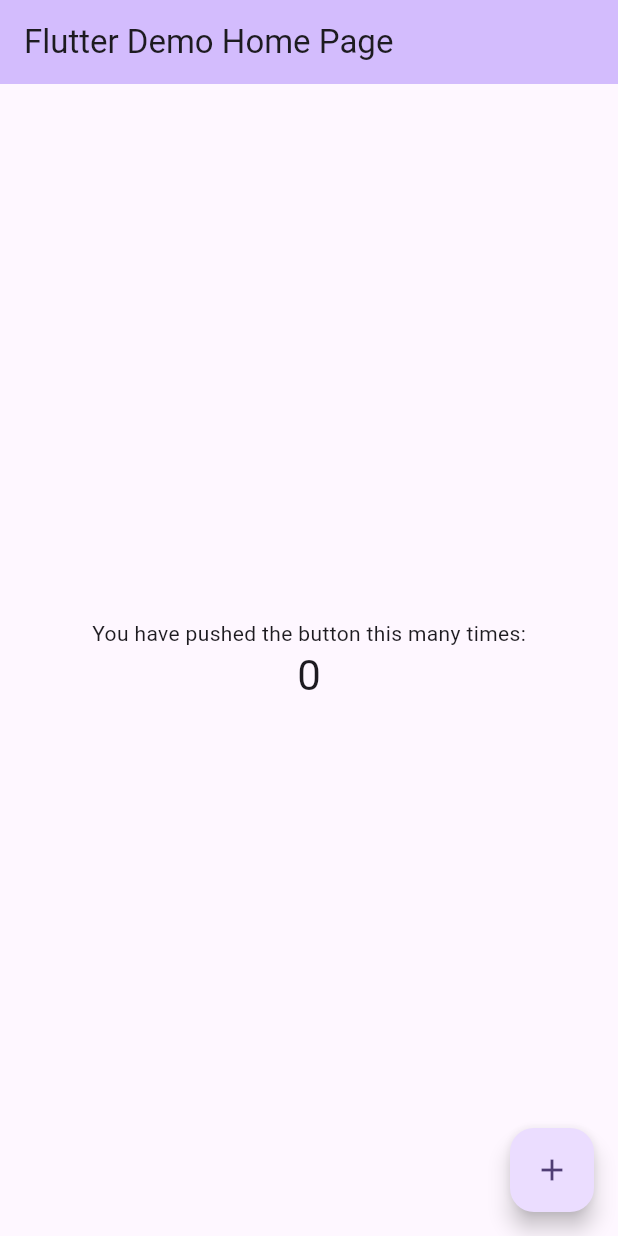
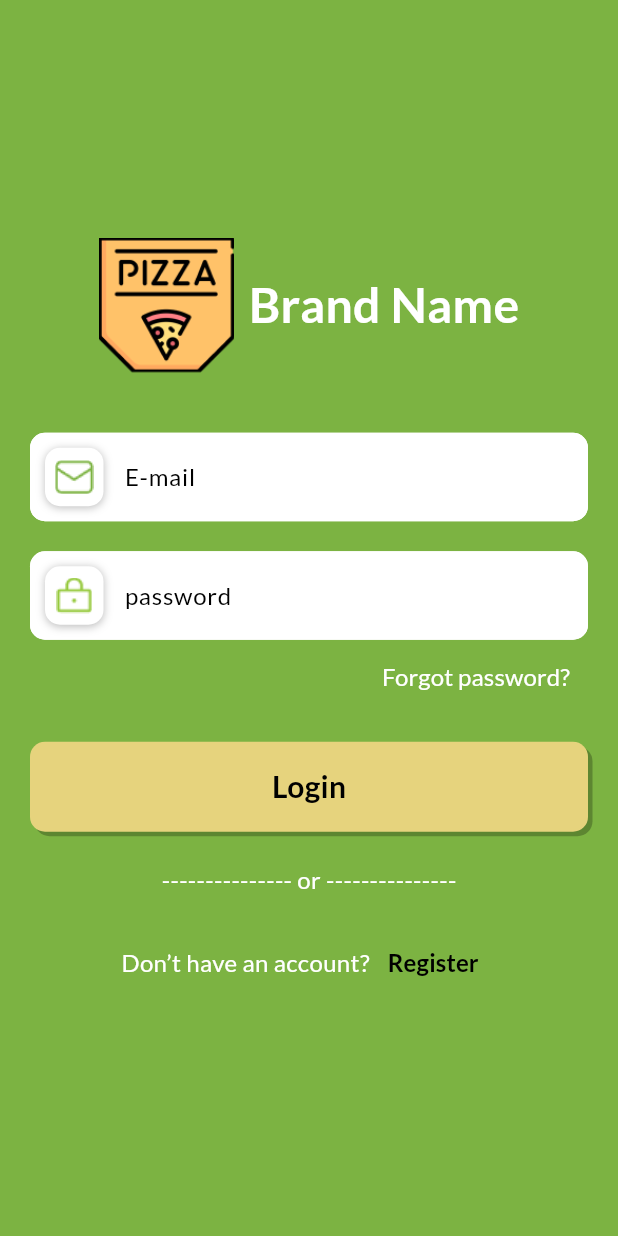
Before and after one commit to ajayrana78767/Pizza-App, a Flutter app: the screen it shows after launch, on a phone screen of 412 x 824 dp. Run offline on Flutter 3.47's test engine with Material 3 defaults, Android fonts, the phone set to English and light mode, and no system bars; our stand-ins replace google_fonts.

Commit message:
Some Screen's Designed

```diff
--- a/lib/main.dart
+++ b/lib/main.dart
@@ -1,4 +1,7 @@
 import 'package:flutter/material.dart';
+import 'package:google_fonts/google_fonts.dart';
+import 'package:pizza_app/screens/splash_screen.dart';
+import 'package:pizza_app/utils/color_constants.dart';
 
 void main() {
   runApp(const MyApp());
@@ -13,113 +16,40 @@ class MyApp extends StatelessWidget {
     return MaterialApp(
       title: 'Flutter Demo',
       theme: ThemeData(
-        // This is the theme of your application.
-        //
-        // TRY THIS: Try running your application with "flutter run". You'll see
-        // the application has a purple toolbar. Then, without quitting the app,
-        // try changing the seedColor in the colorScheme below to Colors.green
-        // and then invoke "hot reload" (save your changes or press the "hot
-        // reload" button in a Flutter-supported IDE, or press "r" if you used
-        // the command line to start the app).
-        //
-        // Notice that the counter didn't reset back to zero; the application
-        // state is not lost during the reload. To reset the state, use hot
-        // restart instead.
-        //
-        // This works for code too, not just values: Most code changes can be
-        // tested with just a hot reload.
-        colorScheme: ColorScheme.fromSeed(seedColor: Colors.deepPurple),
+        fontFamily: GoogleFonts.lato().fontFamily,
+        textSelectionTheme: const TextSelectionThemeData(
+          cursorColor: primaryColor,
+          // Set your desired cursor color here
+        ),
+        inputDecorationTheme: InputDecorationTheme(
+          hintStyle: const TextStyle(
+            color: blackColor,
+            fontSize: 16,
+            fontWeight: FontWeight.normal,
+          ),
+          filled: true,
+          fillColor: Colors.white,
+          border: OutlineInputBorder(
+            borderRadius: BorderRadius.circular(10.0),
+            borderSide:
+                const BorderSide(color: Colors.white), // Default border color
+          ),
+          focusedBorder: OutlineInputBorder(
+            borderRadius: BorderRadius.circular(10.0),
+            borderSide: const BorderSide(
+                color: Colors.white), // Border color when focused
+          ),
+          enabledBorder: OutlineInputBorder(
+            borderRadius: BorderRadius.circular(10.0),
+            borderSide: const BorderSide(
+                color: Colors.white), // Border color when not focused
+          ),
+        ),
+
+        // colorScheme: ColorScheme.fromSeed(seedColor: Colors.deepPurple),
         useMaterial3: true,
       ),
-      home: const MyHomePage(title: 'Flutter Demo Home Page'),
+      home: const SplashScreen(),
     );
   }
 }
-
-class MyHomePage extends StatefulWidget {
-  const MyHomePage({super.key, required this.title});
-
-  // This widget is the home page of your application. It is stateful, meaning
-  // that it has a State object (defined below) that contains fields that affect
-  // how it looks.
-
-  // This class is the configuration for the state. It holds the values (in this
-  // case the title) provided by the parent (in this case the App widget) and
-  // used by the build method of the State. Fields in a Widget subclass are
-  // always marked "final".
-
-  final String title;
-
-  @override
-  State<MyHomePage> createState() => _MyHomePageState();
-}
-
-class _MyHomePageState extends State<MyHomePage> {
-  int _counter = 0;
-
-  void _incrementCounter() {
-    setState(() {
-      // This call to setState tells the Flutter framework that something has
-      // changed in this State, which causes it to rerun the build method below
-      // so that the display can reflect the updated values. If we changed
-      // _counter without calling setState(), then the build method would not be
-      // called again, and so nothing would appear to happen.
-      _counter++;
-    });
-  }
-
-  @override
-  Widget build(BuildContext context) {
-    // This method is rerun every time setState is called, for instance as done
-    // by the _incrementCounter method above.
-    //
-    // The Flutter framework has been optimized to make rerunning build methods
-    // fast, so that you can just rebuild anything that needs updating rather
-    // than having to individually change instances of widgets.
-    return Scaffold(
-      appBar: AppBar(
-        // TRY THIS: Try changing the color here to a specific color (to
-        // Colors.amber, perhaps?) and trigger a hot reload to see the AppBar
-        // change color while the other colors stay the same.
-        backgroundColor: Theme.of(context).colorScheme.inversePrimary,
-        // Here we take the value from the MyHomePage object that was created by
-        // the App.build method, and use it to set our appbar title.
-        title: Text(widget.title),
-      ),
-      body: Center(
-        // Center is a layout widget. It takes a single child and positions it
-        // in the middle of the parent.
-        child: Column(
-          // Column is also a layout widget. It takes a list of children and
-          // arranges them vertically. By default, it sizes itself to fit its
-          // children horizontally, and tries to be as tall as its parent.
-          //
-          // Column has various properties to control how it sizes itself and
-          // how it positions its children. Here we use mainAxisAlignment to
-          // center the children vertically; the main axis here is the vertical
-          // axis because Columns are vertical (the cross axis would be
-          // horizontal).
-          //
-          // TRY THIS: Invoke "debug painting" (choose the "Toggle Debug Paint"
-          // action in the IDE, or press "p" in the console), to see the
-          // wireframe for each widget.
-          mainAxisAlignment: MainAxisAlignment.center,
-          children: <Widget>[
-            const Text(
-              'You have pushed the button this many times:',
-            ),
-            Text(
-              '$_counter',
-              style: Theme.of(context).textTheme.headlineMedium,
-            ),
-          ],
-        ),
-      ),
-      floatingActionButton: FloatingActionButton(
-        onPressed: _incrementCounter,
-        tooltip: 'Increment',
-        child: const Icon(Icons.add),
-      ), // This trailing comma makes auto-formatting nicer for build methods.
-    );
-  }
-}
--- /dev/null
+++ b/lib/screens/login_screen.dart
@@ -0,0 +1,154 @@
+import 'package:flutter/material.dart';
+import 'package:pizza_app/screens/register_screen.dart';
+import 'package:pizza_app/utils/color_constants.dart';
+import 'package:pizza_app/utils/custom_button.dart';
+import 'package:pizza_app/utils/spacing_utils.dart';
+
+class LoginScreen extends StatefulWidget {
+  const LoginScreen({super.key});
+
+  @override
+  State<LoginScreen> createState() => _LoginScreenState();
+}
+
+class _LoginScreenState extends State<LoginScreen> {
+  @override
+  Widget build(BuildContext context) {
+    return Scaffold(
+      body: Container(
+        color: primaryColor,
+        child: Padding(
+          padding: const EdgeInsets.symmetric(horizontal: 20),
+          child: Column(
+            mainAxisAlignment: MainAxisAlignment.center,
+            children: [
+              Row(
+                mainAxisAlignment: MainAxisAlignment.center,
+                children: [
+                  Container(
+                    height: 90,
+                    width: 90,
+                    decoration: const BoxDecoration(
+                      image: DecorationImage(
+                          image: AssetImage('assets/images/brand_logo.png'),
+                          fit: BoxFit.cover),
+                    ),
+                  ),
+                  SpacingUtils.wspace10,
+                  const Text(
+                    'Brand Name',
+                    style: TextStyle(
+                      fontSize: 32,
+                      fontWeight: FontWeight.w600,
+                      color: whiteColor,
+                    ),
+                  ),
+                ],
+              ),
+              SpacingUtils.space40,
+              TextFormField(
+                cursorColor: primaryColor,
+                decoration: InputDecoration(
+                  hintText: 'E-mail',
+                  prefixIcon: Padding(
+                    padding: const EdgeInsets.all(10),
+                    child: Container(
+                        height: 39,
+                        width: 39,
+                        decoration: BoxDecoration(
+                            color: whiteColor,
+                            borderRadius:
+                                const BorderRadius.all(Radius.circular(10)),
+                            boxShadow: [
+                              BoxShadow(
+                                color: Colors.black.withOpacity(0.25),
+                                offset: const Offset(0, 1),
+                                blurRadius: 4,
+                                spreadRadius: 0,
+                              )
+                            ]),
+                        child: Image.asset('assets/images/email_icon.png')),
+                  ),
+                ),
+              ),
+              SpacingUtils.space20,
+              TextFormField(
+                cursorColor: primaryColor,
+                decoration: InputDecoration(
+                  hintText: 'password',
+                  prefixIcon: Padding(
+                    padding: const EdgeInsets.all(10),
+                    child: Container(
+                        height: 39,
+                        width: 39,
+                        decoration: BoxDecoration(
+                            color: whiteColor,
+                            borderRadius:
+                                const BorderRadius.all(Radius.circular(10)),
+                            boxShadow: [
+                              BoxShadow(
+                                color: Colors.black.withOpacity(0.25),
+                                offset: const Offset(0, 1),
+                                blurRadius: 4,
+                                spreadRadius: 0,
+                              )
+                            ]),
+                        child: Image.asset('assets/images/password_icon.png')),
+                  ),
+                ),
+              ),
+              Align(
+                  alignment: Alignment.centerRight,
+                  child: TextButton(
+                      onPressed: () {},
+                      child: const Text(
+                        'Forgot password?',
+                        style: TextStyle(
+                            color: whiteColor,
+                            fontSize: 16,
+                            fontWeight: FontWeight.normal),
+                      ))),
+              SpacingUtils.space20,
+              CustomButton(
+                onPressed: () {},
+                text: 'Login',
+              ),
+              SpacingUtils.space20,
+              const Text(
+                '--------------- or ---------------',
+                style: TextStyle(
+                    color: whiteColor,
+                    fontSize: 16,
+                    fontWeight: FontWeight.normal),
+              ),
+              SpacingUtils.space20,
+              Row(
+                mainAxisAlignment: MainAxisAlignment.center,
+                children: [
+                  const Text(
+                    'Don’t have an account?',
+                    style: TextStyle(color: Colors.white, fontSize: 16),
+                  ),
+                  TextButton(
+                      onPressed: () {
+                        Navigator.push(
+                            context,
+                            MaterialPageRoute(
+                                builder: (context) => const RegisterScreen()));
+                      },
+                      child: const Text(
+                        'Register',
+                        style: TextStyle(
+                            color: blackColor,
+                            fontSize: 16,
+                            fontWeight: FontWeight.w600),
+                      ))
+                ],
+              )
+            ],
+          ),
+        ),
+      ),
+    );
+  }
+}
--- /dev/null
+++ b/lib/utils/color_constants.dart
@@ -0,0 +1,7 @@
+import 'package:flutter/material.dart';
+
+const Color primaryColor=Color.fromRGBO(124, 179, 66,1.0);
+const Color secondaryColor=Color.fromRGBO(230, 211, 125,1.0);
+const Color tertiaryColor=Color.fromRGBO(188, 218, 157,1.0);
+const Color blackColor=Color.fromRGBO(0, 0, 0, 1);
+const Color whiteColor=Color.fromRGBO(255, 255, 255, 1);
--- /dev/null
+++ b/lib/utils/custom_button.dart
@@ -0,0 +1,48 @@
+import 'package:flutter/material.dart';
+import 'package:pizza_app/utils/color_constants.dart';
+
+class CustomButton extends StatelessWidget {
+  final String text;
+  final VoidCallback onPressed;
+
+  const CustomButton({
+    super.key,
+    required this.text,
+    required this.onPressed,
+  });
+
+  @override
+  Widget build(BuildContext context) {
+    return InkWell(
+      onTap: onPressed,
+      child: Container(
+        height: 60,
+        width: double.infinity,
+        decoration: BoxDecoration(
+          color: secondaryColor,
+          borderRadius: const BorderRadius.all(
+            Radius.circular(10),
+          ),
+          boxShadow: [
+            BoxShadow(
+              color: Colors.black.withOpacity(0.25),
+              offset: const Offset(3, 3),
+              blurRadius: 0,
+              spreadRadius: 0,
+            )
+          ],
+        ),
+        child: Center(
+          child: Text(
+            text,
+            style: const TextStyle(
+              fontSize: 20,
+              fontWeight: FontWeight.bold,
+              color: blackColor,
+            ),
+          ),
+        ),
+      ),
+    );
+  }
+}
--- /dev/null
+++ b/lib/utils/spacing_utils.dart
@@ -0,0 +1,13 @@
+import 'package:flutter/widgets.dart';
+
+class SpacingUtils {
+  static const SizedBox space5 = SizedBox(height: 5);
+  static const SizedBox space10 = SizedBox(height: 10);
+  static const SizedBox space20 = SizedBox(height: 20);
+  static const SizedBox space30 = SizedBox(height: 30);
+  static const SizedBox space40 = SizedBox(height: 40);
+  static const SizedBox wspace5 = SizedBox(width: 5);
+  static const SizedBox wspace10 = SizedBox(width: 10);
+  static const SizedBox wspace20 = SizedBox(width: 20);
+  static const SizedBox wspace30 = SizedBox(width: 30);
+}
```
Also changed, not shown: lib/screens/register_screen.dart (added, +161 -0 lines), lib/screens/splash_screen.dart (added, +104 -0 lines), pubspec.yaml (+3 -4 lines), assets/images/brand_logo.png (added), assets/images/email_icon.png (added), assets/images/password_icon.png (added), assets/images/splash_screen.png (added), assets/images/user_icon.png (added), pubspec.lock, 1 other file.
